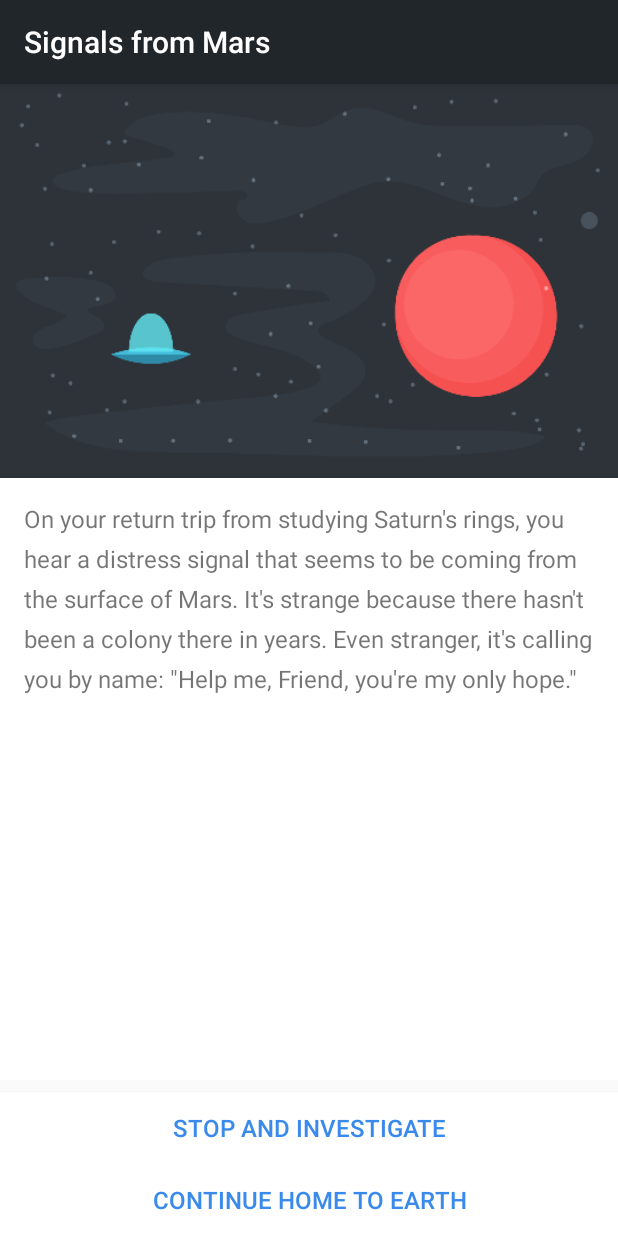
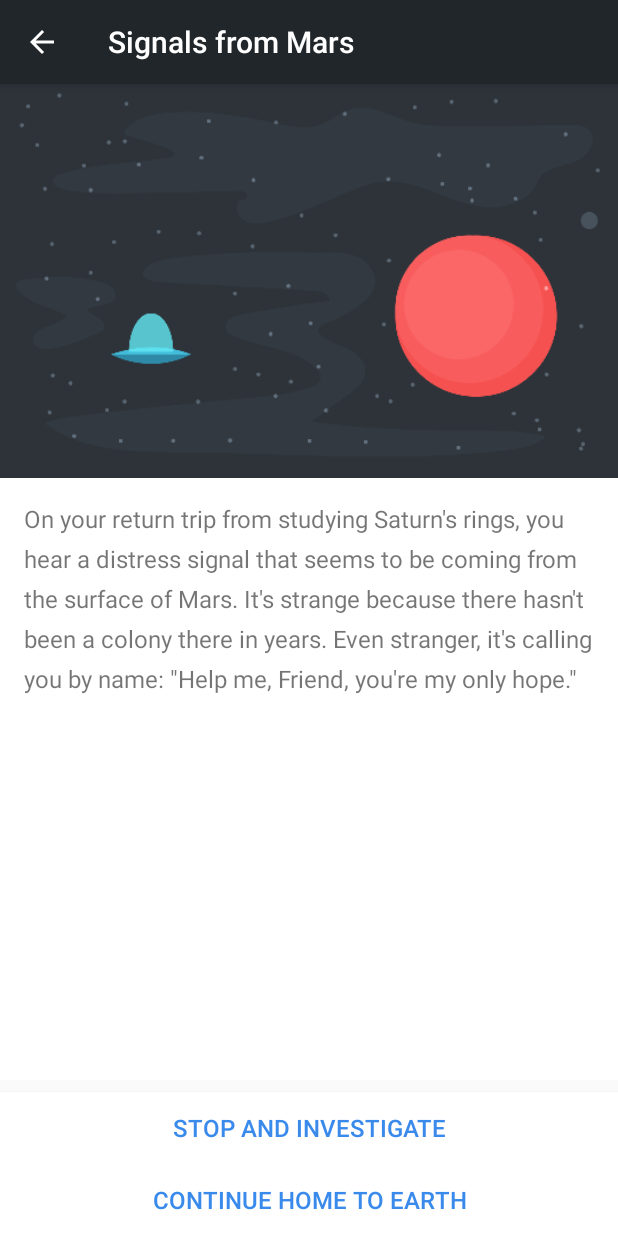
Before and after one commit to alexcutschall/interactive_story, an Android app: the screen it shows after launch (StoryActivity), after a tap on "START YOUR ADVENTURE", on a phone screen of 412 x 824 dp. Run offline under Robolectric (Android 15) with nearby library versions, the phone set to English and light mode, and no system bars.

Commit message:
adding in bug fixes

```diff
--- a/app/src/main/AndroidManifest.xml
+++ b/app/src/main/AndroidManifest.xml
@@ -17,7 +17,9 @@
                 <category android:name="android.intent.category.LAUNCHER" />
             </intent-filter>
         </activity>
-        <activity android:name=".ui.StoryActivity"></activity>
+        <activity android:name=".ui.StoryActivity"
+            android:parentActivityName=".ui.MainActivity">
+        </activity>
     </application>
 
 </manifest>
--- a/app/src/main/java/com/example/alexcutschall/interactivestory/model/Page.java
+++ b/app/src/main/java/com/example/alexcutschall/interactivestory/model/Page.java
@@ -14,7 +14,7 @@ public class Page {
         this.choice2 = choice2;
     }
 
-    public Boolean getFinalPage() {
+    public Boolean isFinalPage() {
         return isFinalPage;
     }
 
--- a/app/src/main/java/com/example/alexcutschall/interactivestory/ui/MainActivity.java
+++ b/app/src/main/java/com/example/alexcutschall/interactivestory/ui/MainActivity.java
@@ -34,6 +34,12 @@ public class MainActivity extends AppCompatActivity {
         startButton.setOnClickListener(listener);
     }
 
+    @Override
+    protected void onResume() {
+        super.onResume();
+        nameField.setText("");
+    }
+
     private void startStory(String name) {
         Intent intent = new Intent(this, StoryActivity.class);
         Resources resources = getResources();
--- a/app/src/main/java/com/example/alexcutschall/interactivestory/ui/StoryActivity.java
+++ b/app/src/main/java/com/example/alexcutschall/interactivestory/ui/StoryActivity.java
@@ -5,6 +5,7 @@ import android.graphics.drawable.Drawable;
 import android.support.v4.content.ContextCompat;
 import android.support.v7.app.AppCompatActivity;
 import android.os.Bundle;
+import android.view.View;
 import android.widget.Button;
 import android.widget.ImageView;
 import android.widget.TextView;
@@ -39,14 +40,13 @@ public class StoryActivity extends AppCompatActivity {
         if (name == "null" || name.isEmpty()) {
             name = "Friend";
         }
-        Toast.makeText(this, name, Toast.LENGTH_SHORT).show();
 
         story = new Story();
         loadPage(0);
     }
 
     private void loadPage(int pageNumber) {
-        Page page = story.getPage(pageNumber);
+        final Page page = story.getPage(pageNumber);
 
         Drawable image = ContextCompat.getDrawable(this, page.getImageId());
         storyImageView.setImageDrawable(image);
@@ -57,7 +57,40 @@ public class StoryActivity extends AppCompatActivity {
 
         storyTextView.setText(pageText);
 
+        if (page.isFinalPage()) {
+            choice1Button.setVisibility(View.INVISIBLE);
+            choice2Button.setText(R.string.play_again);
+            choice2Button.setOnClickListener(new View.OnClickListener() {
+                @Override
+                public void onClick(View view) {
+                    loadPage(0);
+                }
+            });
+        } else {
+            loadButtons(page);
+        }
+    }
+
+    private void loadButtons(final Page page) {
+        choice1Button.setVisibility(View.VISIBLE);
+        choice2Button.setVisibility(View.VISIBLE);
+
         choice1Button.setText(page.getChoice1().getTextId());
+        choice1Button.setOnClickListener(new View.OnClickListener() {
+            @Override
+            public void onClick(View view) {
+                int nextPage = page.getChoice1().getNextPage();
+                loadPage(nextPage);
+            }
+        });
+
         choice2Button.setText(page.getChoice2().getTextId());
+        choice2Button.setOnClickListener(new View.OnClickListener() {
+            @Override
+            public void onClick(View view) {
+                int nextPage = page.getChoice2().getNextPage();
+                loadPage(nextPage);
+            }
+        });
     }
 }
--- a/app/src/main/res/values/strings.xml
+++ b/app/src/main/res/values/strings.xml
@@ -29,4 +29,5 @@
 
     <string name="page6">You arrive home on Earth. While your mission was a success, you forever wonder what was sending that signal. Perhaps a future mission will be able to investigate…</string>
     <string name="story_image_content_description">Story page image</string>
+    <string name="play_again">Play Again</string>
 </resources>
```
